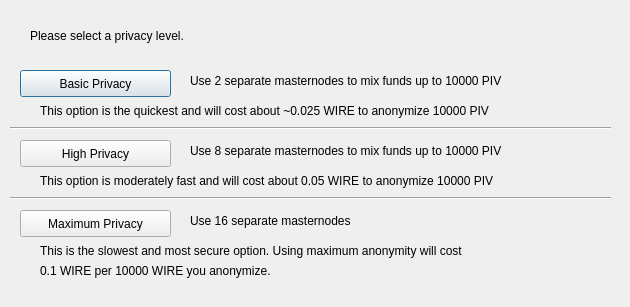
Above: src/qt/forms/obfuscationconfig.ui from therealredvoid/WIREX before the change. Below: the same form after it.
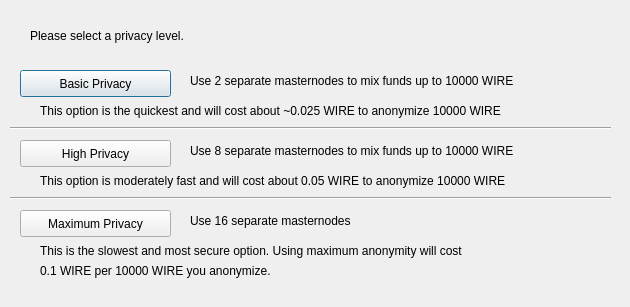
That is the form after the change.

Diff of the .ui file:
```diff
--- a/src/qt/forms/obfuscationconfig.ui
+++ b/src/qt/forms/obfuscationconfig.ui
@@ -75,7 +75,7 @@
     </rect>
    </property>
    <property name="text">
-    <string>Use 2 separate masternodes to mix funds up to 10000 PIV</string>
+    <string>Use 2 separate masternodes to mix funds up to 10000 WIRE</string>
    </property>
   </widget>
   <widget class="QLabel" name="label_3">
@@ -88,7 +88,7 @@
     </rect>
    </property>
    <property name="text">
-    <string>Use 8 separate masternodes to mix funds up to 10000 PIV</string>
+    <string>Use 8 separate masternodes to mix funds up to 10000 WIRE</string>
    </property>
   </widget>
   <widget class="QLabel" name="label_4">
@@ -114,7 +114,7 @@
     </rect>
    </property>
    <property name="text">
-    <string>This option is the quickest and will cost about ~0.025 WIRE to anonymize 10000 PIV</string>
+    <string>This option is the quickest and will cost about ~0.025 WIRE to anonymize 10000 WIRE</string>
    </property>
   </widget>
   <widget class="QLabel" name="label_7">
@@ -127,7 +127,7 @@
     </rect>
    </property>
    <property name="text">
-    <string>This option is moderately fast and will cost about 0.05 WIRE to anonymize 10000 PIV</string>
+    <string>This option is moderately fast and will cost about 0.05 WIRE to anonymize 10000 WIRE</string>
    </property>
   </widget>
   <widget class="QLabel" name="label_8">
```
